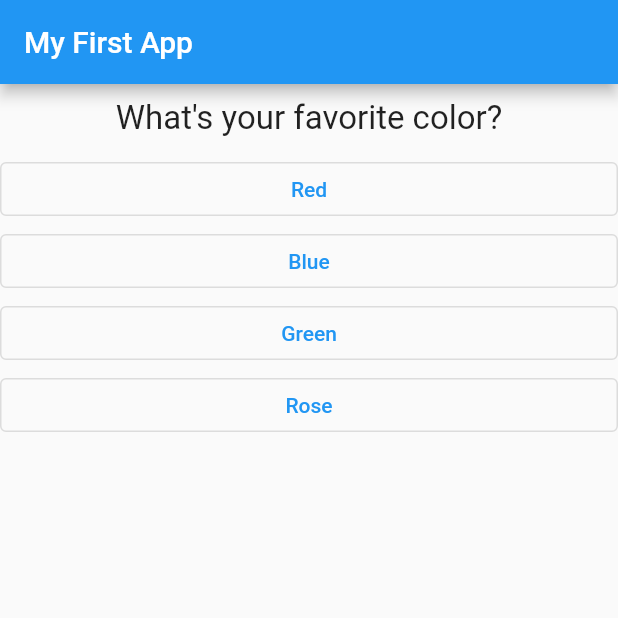
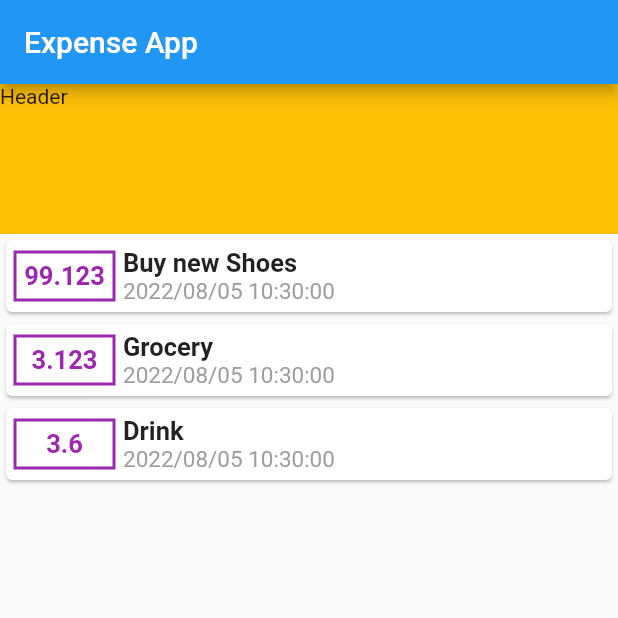
Before and after one commit to anhtuank7c/learn-flutter, a Flutter app: the screen it shows after launch, on a phone screen of 412 x 824 dp, the top half of it. Run offline on Flutter 3.47's test engine with Material 2 defaults, Android fonts, the phone set to English and light mode, and no system bars.

Commit message:
Flutter - Day 04: Combine Container, Row, Column, Card, Model Class - Making a simple expense app

```diff
--- a/lib/answer.dart
+++ /dev/null
@@ -1,19 +0,0 @@
-import 'package:flutter/material.dart';
-
-class AnswerButtonWidget extends StatelessWidget {
-  final VoidCallback onPress;
-  final String answer;
-  const AnswerButtonWidget(this.answer, this.onPress, {Key? key})
-      : super(key: key);
-
-  @override
-  Widget build(BuildContext context) {
-    return Container(
-      width: double.infinity,
-      child: OutlinedButton(
-        onPressed: onPress,
-        child: Text(answer),
-      ),
-    );
-  }
-}
--- a/lib/main.dart
+++ b/lib/main.dart
@@ -1,81 +1,120 @@
 import 'package:flutter/material.dart';
-import 'package:learn/quiz.dart';
-import 'package:learn/result.dart';
-import 'quiz.dart';
-import 'result.dart';
+import 'package:intl/intl.dart';
+import 'transaction.dart';
 
 void main() {
-  runApp(const Learn());
+  runApp(const MyApp());
 }
 
-class Learn extends StatefulWidget {
-  const Learn({super.key});
+class MyApp extends StatelessWidget {
+  const MyApp({super.key});
 
   @override
-  State<StatefulWidget> createState() {
-    return _LearnState();
+  Widget build(BuildContext context) {
+    return MaterialApp(
+      title: 'Flutter App',
+      home: HomePage(),
+    );
   }
 }
 
-class _LearnState extends State<Learn> {
-  int _questionIndex = 0;
-  int _totalScore = 0;
-  final _questions = [
-    {
-      "questionText": 'What\'s your favorite color?',
-      "answers": [
-        {'text': 'Red', 'score': 0},
-        {'text': 'Blue', 'score': 0},
-        {'text': 'Green', 'score': 0},
-        {'text': 'Rose', 'score': 10},
-      ],
-    },
-    {
-      "questionText": 'What\'s your favorite food?',
-      "answers": [
-        {'text': 'Fired rice', 'score': 0},
-        {'text': 'Pickle', 'score': 0},
-        {'text': 'Spring roll', 'score': 10},
-        {'text': 'Pho', 'score': 0},
-      ],
-    }
+class HomePage extends StatelessWidget {
+  HomePage({Key? key}) : super(key: key);
+  final List<Transaction> transactions = [
+    Transaction(
+      id: '01',
+      title: 'Buy new Shoes',
+      amount: 99.123,
+      createdAt: DateTime.now(),
+    ),
+    Transaction(
+      id: '02',
+      title: 'Grocery',
+      amount: 3.123,
+      createdAt: DateTime.now(),
+    ),
+    Transaction(
+      id: '03',
+      title: 'Drink',
+      amount: 3.6,
+      createdAt: DateTime.now(),
+    ),
   ];
-
-  void _answerQuestion(int score) {
-    // final currentQuestion = _questions[_questionIndex];
-    // final correctAnswer = currentQuestion['correctAnswer'] as String;
-    // final isCorrect = answer == correctAnswer;
-    // final hasMore = _questionIndex < _questions.length;
-    setState(() {
-      _totalScore += score;
-      _questionIndex += 1;
-    });
-  }
-
-  void _resetQuiz() {
-    setState(() {
-      _totalScore = 0;
-      _questionIndex = 0;
-    });
-  }
 
   @override
   Widget build(BuildContext context) {
-    // final question = _questions[_questionIndex];
-    // final answers = question['answers']! as List<>;
-    final hasMore = _questionIndex < _questions.length;
-    return MaterialApp(
-      home: Scaffold(
-        appBar: AppBar(
-          title: const Text('My First App'),
-        ),
-        body: hasMore
-            ? QuizWidget(
-                questions: _questions,
-                questionIndex: _questionIndex,
-                answerQuestion: _answerQuestion,
+    return Scaffold(
+      appBar: AppBar(
+        title: Text('Expense App'),
+      ),
+      body: Column(
+        mainAxisAlignment: MainAxisAlignment.start,
+        crossAxisAlignment: CrossAxisAlignment.start,
+        children: [
+          Container(
+            color: Colors.amber,
+            height: 100,
+            width: double.infinity,
+            child: Text('Header'),
+          ),
+          ...transactions
+              .map(
+                (tx) => Card(
+                  color: Colors.white,
+                  child: Container(
+                    padding: EdgeInsets.all(5),
+                    child: Row(
+                      mainAxisAlignment: MainAxisAlignment.start,
+                      children: [
+                        Container(
+                          decoration: BoxDecoration(
+                            border: Border.all(
+                              width: 2,
+                              color: Colors.purple,
+                            ),
+                            shape: BoxShape.rectangle,
+                          ),
+                          width: 68,
+                          padding: EdgeInsets.all(5),
+                          margin: EdgeInsets.only(right: 5),
+                          child: Text(
+                            tx.amount.toString(),
+                            textAlign: TextAlign.center,
+                            style: TextStyle(
+                              fontSize: 17,
+                              fontWeight: FontWeight.bold,
+                              color: Colors.purple,
+                            ),
+                          ),
+                        ),
+                        Column(
+                          crossAxisAlignment: CrossAxisAlignment.start,
+                          children: [
+                            Text(
+                              tx.title,
+                              style: TextStyle(
+                                fontSize: 17,
+                                fontWeight: FontWeight.bold,
+                              ),
+                            ),
+                            Text(
+                              DateFormat('yyyy/MM/dd hh:mm:ss')
+                                  .format(tx.createdAt),
+                              style: TextStyle(
+                                fontSize: 15,
+                                fontWeight: FontWeight.w400,
+                                color: Colors.grey,
+                              ),
+                            ),
+                          ],
+                        )
+                      ],
+                    ),
+                  ),
+                ),
               )
-            : ResultWidget(score: _totalScore, resetQuiz: _resetQuiz),
+              .toList()
+        ],
       ),
     );
   }
--- a/lib/question.dart
+++ /dev/null
@@ -1,21 +0,0 @@
-import 'package:flutter/material.dart';
-
-class QuestionWidget extends StatelessWidget {
-  final String question;
-  const QuestionWidget(this.question, {super.key});
-
-  @override
-  Widget build(BuildContext context) {
-    return Container(
-      width: double.infinity,
-      margin: const EdgeInsets.all(10),
-      child: Text(
-        question,
-        style: const TextStyle(
-          fontSize: 22,
-        ),
-        textAlign: TextAlign.center,
-      ),
-    );
-  }
-}
--- a/lib/quiz.dart
+++ /dev/null
@@ -1,35 +0,0 @@
-import 'package:flutter/material.dart';
-import 'question.dart';
-import 'answer.dart';
-
-class QuizWidget extends StatelessWidget {
-  final List<Map<String, Object>> questions;
-  final Function(int) answerQuestion;
-  final int questionIndex;
-
-  const QuizWidget({
-    required this.questions,
-    required this.questionIndex,
-    required this.answerQuestion,
-    super.key,
-  });
-
-  @override
-  Widget build(BuildContext context) {
-    final currentQuestion = questions[questionIndex];
-    final answers = currentQuestion['answers']! as List<Map<String, Object>>;
-    return Container(
-      child: Column(
-        children: [
-          QuestionWidget(currentQuestion['questionText'] as String),
-          ...answers.map((answer) {
-            return AnswerButtonWidget(
-              answer['text'] as String,
-              () => answerQuestion(answer['score'] as int),
-            );
-          }).toList(),
-        ],
-      ),
-    );
-  }
-}
--- a/lib/result.dart
+++ /dev/null
@@ -1,50 +0,0 @@
-import 'package:flutter/material.dart';
-
-class ResultWidget extends StatelessWidget {
-  final int score;
-  final VoidCallback resetQuiz;
-  const ResultWidget({required this.score, required this.resetQuiz, super.key});
-
-  String get resultPhrase {
-    String text = 'You did it!';
-    if (score > 0 && score <= 10) {
-      text = 'You are awesome!';
-    } else if (score > 10) {
-      text = 'Pretty likeable';
-    }
-    return text;
-  }
-
-  @override
-  Widget build(BuildContext context) {
-    return Center(
-      child: Column(
-        children: [
-          Text(
-            '$score points',
-            style: const TextStyle(
-              fontSize: 36,
-              color: Colors.green,
-              fontWeight: FontWeight.bold,
-            ),
-            textAlign: TextAlign.center,
-          ),
-          Text(resultPhrase),
-          ElevatedButton(
-              key: const Key('resetBtn'),
-              onPressed: resetQuiz,
-              style: ElevatedButton.styleFrom(
-                primary: Colors.orange,
-                onPrimary: Colors.white,
-              ),
-              child: const Text(
-                'Restart Quiz',
-                style: TextStyle(
-                  fontSize: 17,
-                ),
-              ))
-        ],
-      ),
-    );
-  }
-}
--- /dev/null
+++ b/lib/transaction.dart
@@ -0,0 +1,13 @@
+class Transaction {
+  final String id;
+  final String title;
+  final double amount;
+  final DateTime createdAt;
+
+  Transaction({
+    required this.id,
+    required this.title,
+    required this.amount,
+    required this.createdAt,
+  });
+}
--- a/pubspec.yaml
+++ b/pubspec.yaml
@@ -34,6 +34,7 @@ dependencies:
   # The following adds the Cupertino Icons font to your application.
   # Use with the CupertinoIcons class for iOS style icons.
   cupertino_icons: ^1.0.2
+  intl: ^0.17.0
 
 dev_dependencies:
   flutter_test:
```
Also changed, not shown: imgs/day_04.png (added), pubspec.lock, 2 other files.
